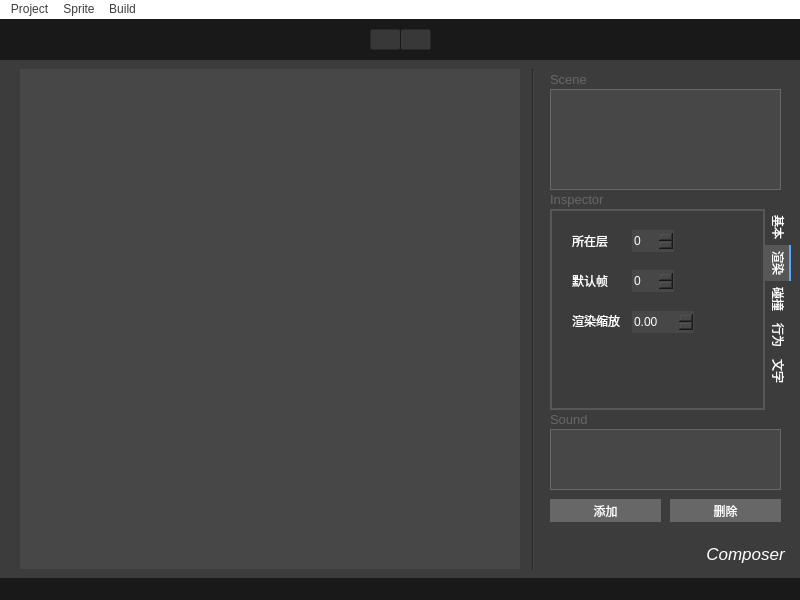
Old version of the form src/composer/gui/composer.ui in the repository limBuddies/GING.
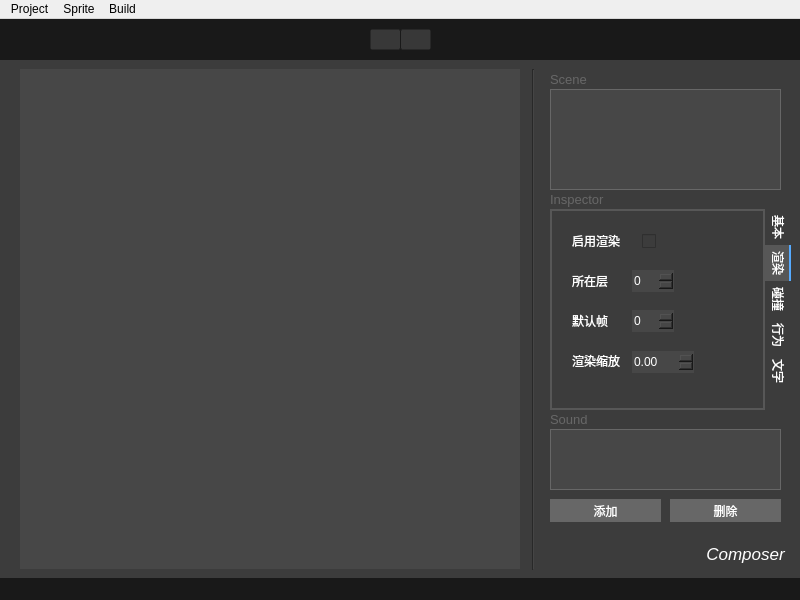
New version of the form. The open tabs and pages were chosen to show the change. Icons and pictures are not drawn.

Commit message: add: Change stylesheet in Composer

```diff
--- a/src/composer/gui/composer.ui
+++ b/src/composer/gui/composer.ui
@@ -363,7 +363,7 @@
       <property name="geometry">
        <rect>
         <x>80</x>
-        <y>19</y>
+        <y>59</y>
         <width>42</width>
         <height>22</height>
        </rect>
@@ -378,7 +378,7 @@
       <property name="geometry">
        <rect>
         <x>20</x>
-        <y>20</y>
+        <y>60</y>
         <width>41</width>
         <height>20</height>
        </rect>
@@ -397,7 +397,7 @@
       <property name="geometry">
        <rect>
         <x>20</x>
-        <y>100</y>
+        <y>140</y>
         <width>51</width>
         <height>20</height>
        </rect>
@@ -416,7 +416,7 @@
       <property name="geometry">
        <rect>
         <x>80</x>
-        <y>100</y>
+        <y>140</y>
         <width>62</width>
         <height>22</height>
        </rect>
@@ -431,7 +431,7 @@
       <property name="geometry">
        <rect>
         <x>80</x>
-        <y>59</y>
+        <y>99</y>
         <width>42</width>
         <height>22</height>
        </rect>
@@ -446,7 +446,7 @@
       <property name="geometry">
        <rect>
         <x>20</x>
-        <y>60</y>
+        <y>100</y>
         <width>41</width>
         <height>20</height>
        </rect>
@@ -461,6 +461,38 @@
        <set>Qt::AlignLeading|Qt::AlignLeft|Qt::AlignVCenter</set>
       </property>
      </widget>
+     <widget class="QCheckBox" name="renderCheck">
+      <property name="geometry">
+       <rect>
+        <x>90</x>
+        <y>20</y>
+        <width>20</width>
+        <height>21</height>
+       </rect>
+      </property>
+      <property name="text">
+       <string/>
+      </property>
+     </widget>
+     <widget class="QLabel" name="label_18">
+      <property name="geometry">
+       <rect>
+        <x>20</x>
+        <y>20</y>
+        <width>51</width>
+        <height>20</height>
+       </rect>
+      </property>
+      <property name="styleSheet">
+       <string notr="true">color: rgb(255, 255, 255);</string>
+      </property>
+      <property name="text">
+       <string>启用渲染</string>
+      </property>
+      <property name="alignment">
+       <set>Qt::AlignLeading|Qt::AlignLeft|Qt::AlignVCenter</set>
+      </property>
+     </widget>
     </widget>
     <widget class="QWidget" name="collisionTab">
      <attribute name="title">
@@ -817,12 +849,26 @@
      <x>0</x>
      <y>0</y>
      <width>800</width>
-     <height>23</height>
+     <height>20</height>
     </rect>
    </property>
    <property name="styleSheet">
-    <string notr="true">color: rgb(62, 62, 62);
-background-color: rgb(255, 255, 255);</string>
+    <string notr="true">menubar {
+color: rgb(62, 62, 62);
+background-color: rgb(255, 255, 255);
+}
+
+menubar::item{
+	background-color:transparent;
+	padding:20 25 20 20px;
+	border:4px solid transparent;
+}
+
+menubar::item:selected{
+	background-color: rgb(83, 91, 255);
+	border-color:darkblue;
+	background:rgba(100,100,100,150);
+}</string>
    </property>
    <widget class="QMenu" name="menuProject">
     <property name="title">
```
Left out of the diff: 2 changed lines with no effect on the pictures. The commit also changes 2 other files.
